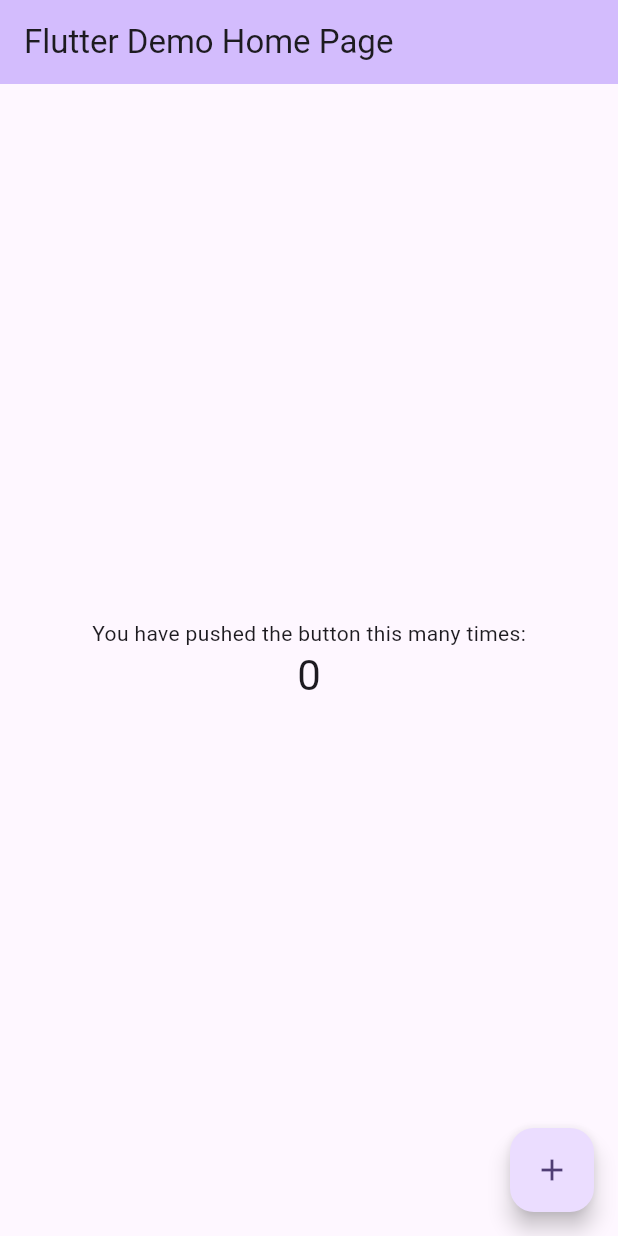
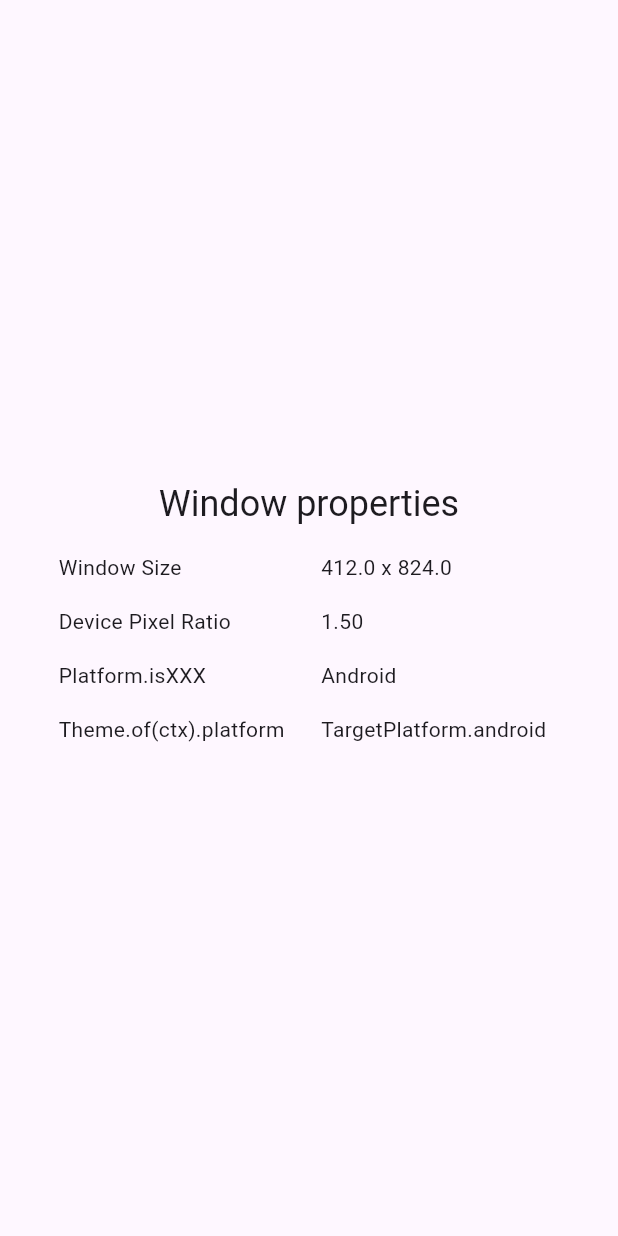
Before and after one commit to princenyamadi/adaptive_app_codelab, a Flutter app: the screen it shows after launch, on a phone screen of 412 x 824 dp. Run offline on Flutter 3.47's test engine with Material 3 defaults, Android fonts, the phone set to English and light mode, and no system bars.

Commit message:
get started

```diff
--- a/lib/main.dart
+++ b/lib/main.dart
@@ -1,3 +1,6 @@
+import 'dart:io';
+
+import 'package:flutter/foundation.dart';
 import 'package:flutter/material.dart';
 
 void main() {
@@ -13,113 +16,107 @@
     return MaterialApp(
       title: 'Flutter Demo',
       theme: ThemeData(
-        // This is the theme of your application.
-        //
-        // TRY THIS: Try running your application with "flutter run". You'll see
-        // the application has a purple toolbar. Then, without quitting the app,
-        // try changing the seedColor in the colorScheme below to Colors.green
-        // and then invoke "hot reload" (save your changes or press the "hot
-        // reload" button in a Flutter-supported IDE, or press "r" if you used
-        // the command line to start the app).
-        //
-        // Notice that the counter didn't reset back to zero; the application
-        // state is not lost during the reload. To reset the state, use hot
-        // restart instead.
-        //
-        // This works for code too, not just values: Most code changes can be
-        // tested with just a hot reload.
         colorScheme: ColorScheme.fromSeed(seedColor: Colors.deepPurple),
-        useMaterial3: true,
       ),
-      home: const MyHomePage(title: 'Flutter Demo Home Page'),
+      home: const ResizeablePage(),
     );
   }
 }
 
-class MyHomePage extends StatefulWidget {
-  const MyHomePage({super.key, required this.title});
-
-  // This widget is the home page of your application. It is stateful, meaning
-  // that it has a State object (defined below) that contains fields that affect
-  // how it looks.
-
-  // This class is the configuration for the state. It holds the values (in this
-  // case the title) provided by the parent (in this case the App widget) and
-  // used by the build method of the State. Fields in a Widget subclass are
-  // always marked "final".
-
-  final String title;
-
-  @override
-  State<MyHomePage> createState() => _MyHomePageState();
-}
-
-class _MyHomePageState extends State<MyHomePage> {
-  int _counter = 0;
-
-  void _incrementCounter() {
-    setState(() {
-      // This call to setState tells the Flutter framework that something has
-      // changed in this State, which causes it to rerun the build method below
-      // so that the display can reflect the updated values. If we changed
-      // _counter without calling setState(), then the build method would not be
-      // called again, and so nothing would appear to happen.
-      _counter++;
-    });
-  }
+class ResizeablePage extends StatelessWidget {
+  const ResizeablePage({super.key});
 
   @override
   Widget build(BuildContext context) {
-    // This method is rerun every time setState is called, for instance as done
-    // by the _incrementCounter method above.
-    //
-    // The Flutter framework has been optimized to make rerunning build methods
-    // fast, so that you can just rebuild anything that needs updating rather
-    // than having to individually change instances of widgets.
+    final mediaQuery = MediaQuery.of(context);
+    final themePlatform = Theme.of(context).platform;
+
     return Scaffold(
-      appBar: AppBar(
-        // TRY THIS: Try changing the color here to a specific color (to
-        // Colors.amber, perhaps?) and trigger a hot reload to see the AppBar
-        // change color while the other colors stay the same.
-        backgroundColor: Theme.of(context).colorScheme.inversePrimary,
-        // Here we take the value from the MyHomePage object that was created by
-        // the App.build method, and use it to set our appbar title.
-        title: Text(widget.title),
-      ),
       body: Center(
-        // Center is a layout widget. It takes a single child and positions it
-        // in the middle of the parent.
         child: Column(
-          // Column is also a layout widget. It takes a list of children and
-          // arranges them vertically. By default, it sizes itself to fit its
-          // children horizontally, and tries to be as tall as its parent.
-          //
-          // Column has various properties to control how it sizes itself and
-          // how it positions its children. Here we use mainAxisAlignment to
-          // center the children vertically; the main axis here is the vertical
-          // axis because Columns are vertical (the cross axis would be
-          // horizontal).
-          //
-          // TRY THIS: Invoke "debug painting" (choose the "Toggle Debug Paint"
-          // action in the IDE, or press "p" in the console), to see the
-          // wireframe for each widget.
           mainAxisAlignment: MainAxisAlignment.center,
-          children: <Widget>[
-            const Text(
-              'You have pushed the button this many times:',
+          children: [
+            Text(
+              'Window properties',
+              style: Theme.of(context).textTheme.headlineSmall,
             ),
-            Text(
-              '$_counter',
-              style: Theme.of(context).textTheme.headlineMedium,
-            ),
+            const SizedBox(height: 8),
+            SizedBox(
+              width: 350,
+              child: Table(
+                textBaseline: TextBaseline.alphabetic,
+                children: <TableRow>[
+                  _fillTableRow(
+                    context: context,
+                    property: 'Window Size',
+                    value:
+                        '${mediaQuery.size.width.toStringAsFixed(1)} x ${mediaQuery.size.height.toStringAsFixed(1)}',
+                  ),
+                  _fillTableRow(
+                    context: context,
+                    property: 'Device Pixel Ratio',
+                    value: mediaQuery.devicePixelRatio.toStringAsFixed(2),
+                  ),
+                  _fillTableRow(
+                    context: context,
+                    property: 'Platform.isXXX',
+                    value: platformDescription(),
+                  ),
+                  _fillTableRow(
+                    context: context,
+                    property: 'Theme.of(ctx).platform',
+                    value: themePlatform.toString(),
+                  )
+                ],
+              ),
+            )
           ],
         ),
       ),
-      floatingActionButton: FloatingActionButton(
-        onPressed: _incrementCounter,
-        tooltip: 'Increment',
-        child: const Icon(Icons.add),
-      ), // This trailing comma makes auto-formatting nicer for build methods.
     );
   }
+
+  TableRow _fillTableRow(
+      {required BuildContext context,
+      required String property,
+      required String value}) {
+    return TableRow(
+      children: [
+        TableCell(
+          verticalAlignment: TableCellVerticalAlignment.baseline,
+          child: Padding(
+            padding: const EdgeInsets.all(8.0),
+            child: Text(property),
+          ),
+        ),
+        TableCell(
+          verticalAlignment: TableCellVerticalAlignment.baseline,
+          child: Padding(
+            padding: const EdgeInsets.all(8.0),
+            child: Text(value),
+          ),
+        ),
+      ],
+    );
+  }
+
+  String platformDescription() {
+    if (kIsWeb) {
+      return 'Web';
+    } else if (Platform.isAndroid) {
+      return 'Android';
+    } else if (Platform.isIOS) {
+      return 'iOS';
+    } else if (Platform.isWindows) {
+      return 'Windows';
+    } else if (Platform.isMacOS) {
+      return 'macOS';
+    } else if (Platform.isLinux) {
+      return 'Linux';
+    } else if (Platform.isFuchsia) {
+      return 'Fuchsia';
+    } else {
+      return 'Unknown';
+    }
+  }
 }
```
